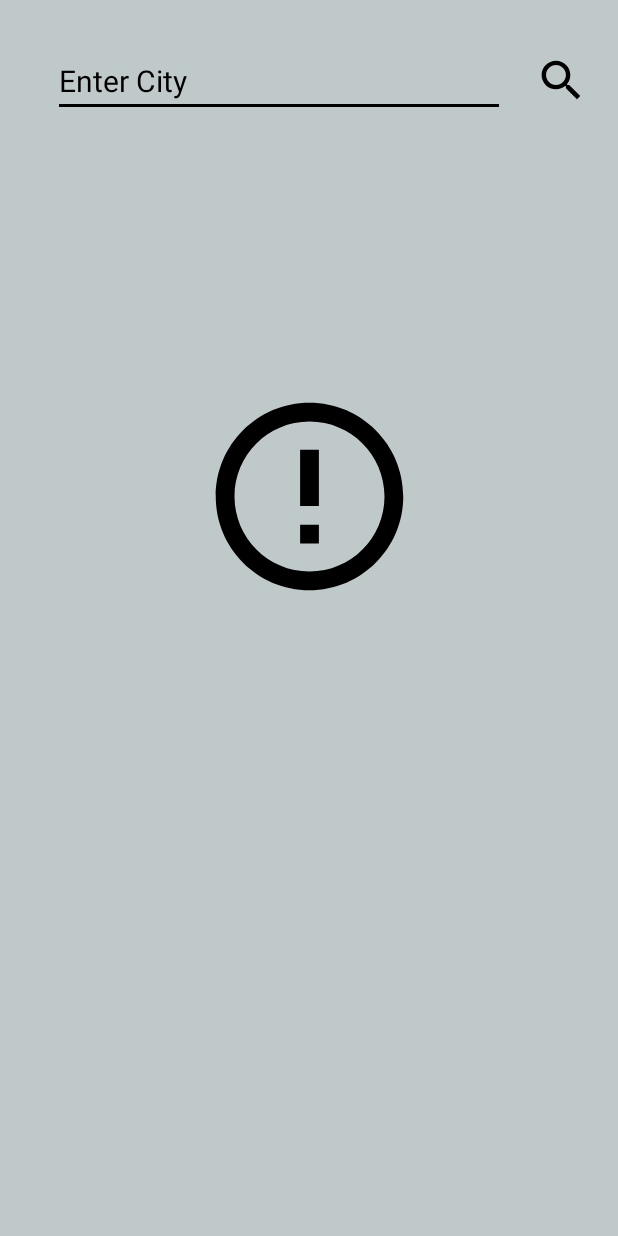
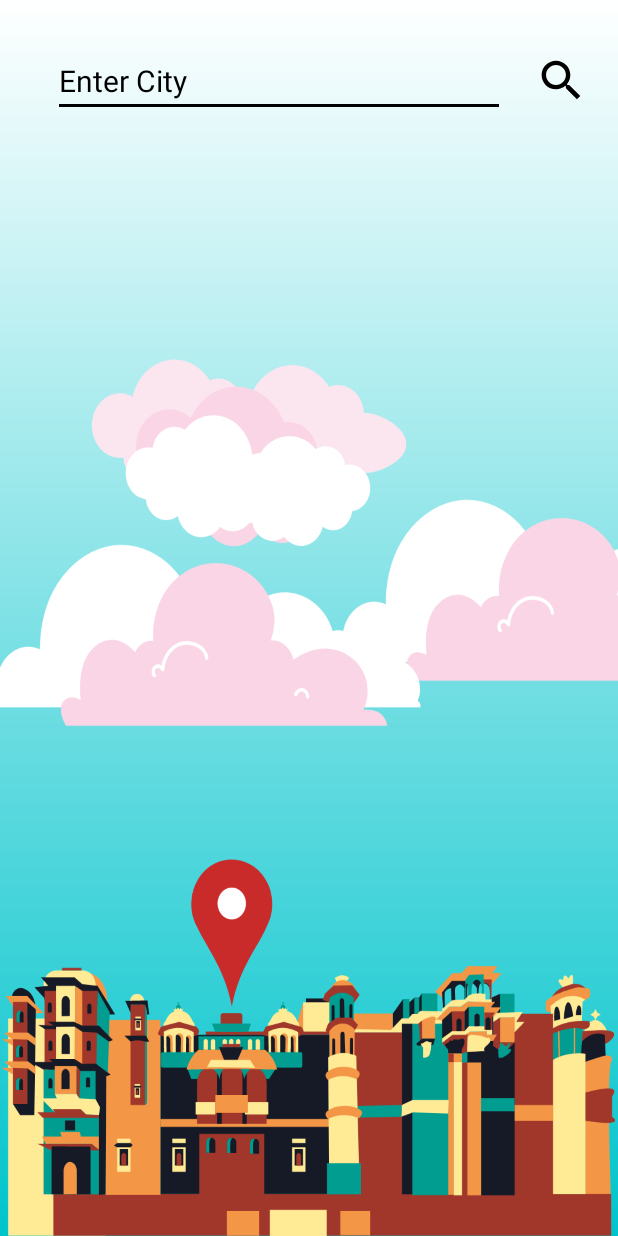
Before and after one commit to Tirth-AI/Weather-Query-App, an Android app: the screen it shows after launch (MainActivity), after a tap on an icon or button, on a phone screen of 412 x 824 dp. Run offline under Robolectric (Android 15) with nearby library versions, the phone set to English and light mode, and no system bars; our stand-ins replace Volley; network calls fail.

Commit message:
All commits done

```diff
--- a/app/src/main/java/com/tirthdalwadi/weatherquery/MainActivity.kt
+++ b/app/src/main/java/com/tirthdalwadi/weatherquery/MainActivity.kt
@@ -81,7 +81,6 @@ class MainActivity : AppCompatActivity() {
                 binding.tvHumidity.text = "Humidity: $humidity"
                 binding.etvCityName.text.clear()
                 binding.llLocation.isVisible = true
-                binding.ivErrorIcon.isVisible = false
 
                 if(now.toInt() >= 18 || now.toInt() <= 5)
                 {
@@ -125,14 +124,13 @@ class MainActivity : AppCompatActivity() {
                 Log.d("MainActivity", "Error Message: $it" )
                 Toast.makeText(this, "City Not Found !!! \n Please Enter a Valid City.", Toast.LENGTH_LONG).show()
 
-                binding.clMainBody.setBackgroundColor(Color.parseColor("#BFC9CA"))
+                binding.clMainBody.background = ResourcesCompat.getDrawable(resources, R.drawable.mainbg, null)
                 binding.etvCityName.setTextColor(Color.parseColor("#000000"))
                 binding.etvCityName.setHintTextColor(Color.parseColor("#000000"))
                 binding.etvCityName.backgroundTintList = ColorStateList.valueOf(Color.parseColor("#000000"))
                 binding.ivPressMe.setColorFilter(Color.parseColor("#000000"))
 
                 binding.etvCityName.text.clear()
-                binding.ivErrorIcon.isVisible = true
                 binding.tvLocation.text = ""
                 binding.llLocation.isVisible = false
                 binding.tvCurrTemp.text = ""
--- a/app/src/main/res/layout/activity_main.xml
+++ b/app/src/main/res/layout/activity_main.xml
@@ -18,18 +18,6 @@
         app:layout_constraintEnd_toEndOf="parent"
         app:layout_constraintTop_toTopOf="parent"
         app:layout_constraintBottom_toBottomOf="parent"/>
-
-    <ImageView
-        android:id="@+id/iv_errorIcon"
-        android:layout_width="150dp"
-        android:layout_height="150dp"
-        android:src="@drawable/ic_baseline_error_outline_24"
-        app:layout_constraintBottom_toBottomOf="parent"
-        app:layout_constraintEnd_toEndOf="parent"
-        app:layout_constraintStart_toStartOf="parent"
-        app:layout_constraintTop_toTopOf="parent"
-        app:layout_constraintVertical_bias="0.38"
-        android:visibility="gone"/>
 
     <LinearLayout
         android:id="@+id/ll_searchBar"
```
